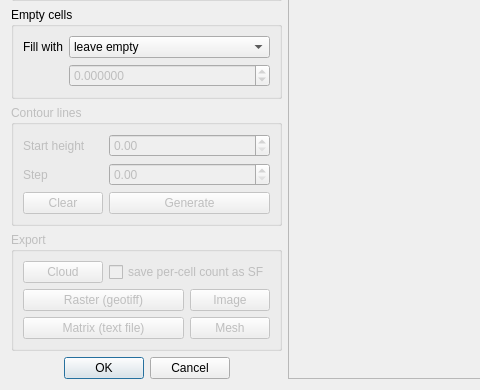
First picture: the form in qCC/ui_templates/rasterizeDlg.ui, repository CloudCompare/CloudCompare, before the edit; both pictures show x 0 to 480 and y 374 to 764 of the 1106 by 764 pixel window.
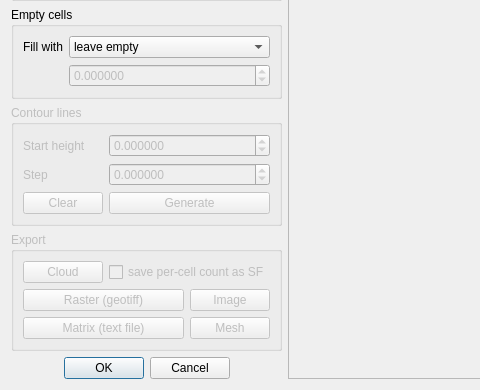
Second picture: the form after the edit.

Commit message: Rasterize tool upgraded (75%)

Patch:
```diff
--- a/qCC/ui_templates/rasterizeDlg.ui
+++ b/qCC/ui_templates/rasterizeDlg.ui
@@ -410,10 +410,30 @@
           </widget>
          </item>
          <item row="0" column="1">
-          <widget class="QDoubleSpinBox" name="doubleSpinBox"/>
+          <widget class="QDoubleSpinBox" name="contourStartDoubleSpinBox">
+           <property name="decimals">
+            <number>6</number>
+           </property>
+           <property name="minimum">
+            <double>-1000000000.000000000000000</double>
+           </property>
+           <property name="maximum">
+            <double>1000000000.000000000000000</double>
+           </property>
+          </widget>
          </item>
          <item row="1" column="1">
-          <widget class="QDoubleSpinBox" name="doubleSpinBox_2"/>
+          <widget class="QDoubleSpinBox" name="contourStepDoubleSpinBox">
+           <property name="decimals">
+            <number>6</number>
+           </property>
+           <property name="minimum">
+            <double>-1000000000.000000000000000</double>
+           </property>
+           <property name="maximum">
+            <double>1000000000.000000000000000</double>
+           </property>
+          </widget>
          </item>
          <item row="1" column="0">
           <widget class="QLabel" name="label_10">
```
Left out of the diff: 36 changed lines with no effect on the pictures. The commit also changes 3 other files.
